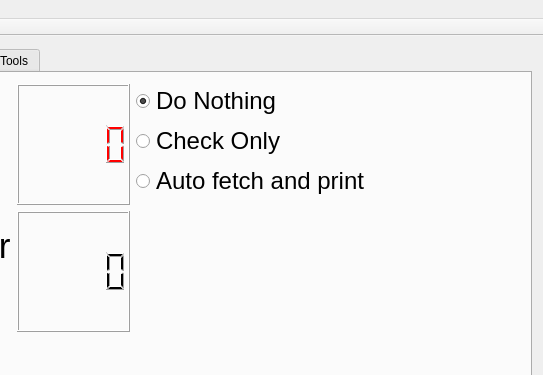
This is prestashopApp/mainwindow.ui in PTDreamer/prestaColiConnector as Qt 5 draws it before an edit; both pictures show x 278 to 821 and y 0 to 375 of the 821 by 601 pixel window. The edited form follows.
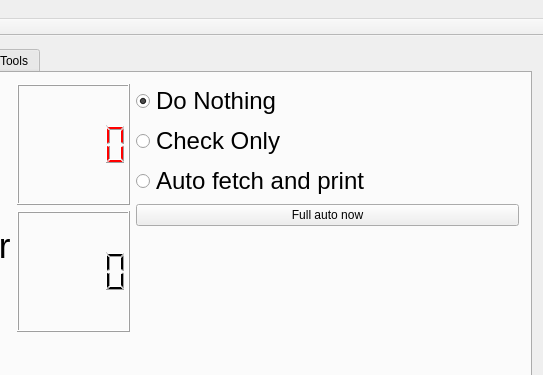
This is the edited form. The open tabs and pages were chosen to show the change. Icons and pictures are not drawn.

```diff
--- a/prestashopApp/mainwindow.ui
+++ b/prestashopApp/mainwindow.ui
@@ -162,6 +162,13 @@
             </property>
            </widget>
           </item>
+          <item>
+           <widget class="QPushButton" name="pushButton_9">
+            <property name="text">
+             <string>Full auto now</string>
+            </property>
+           </widget>
+          </item>
           <item>
            <spacer name="verticalSpacer">
             <property name="orientation">
```
Left out of the diff: 4 changed lines with no effect on the pictures.
